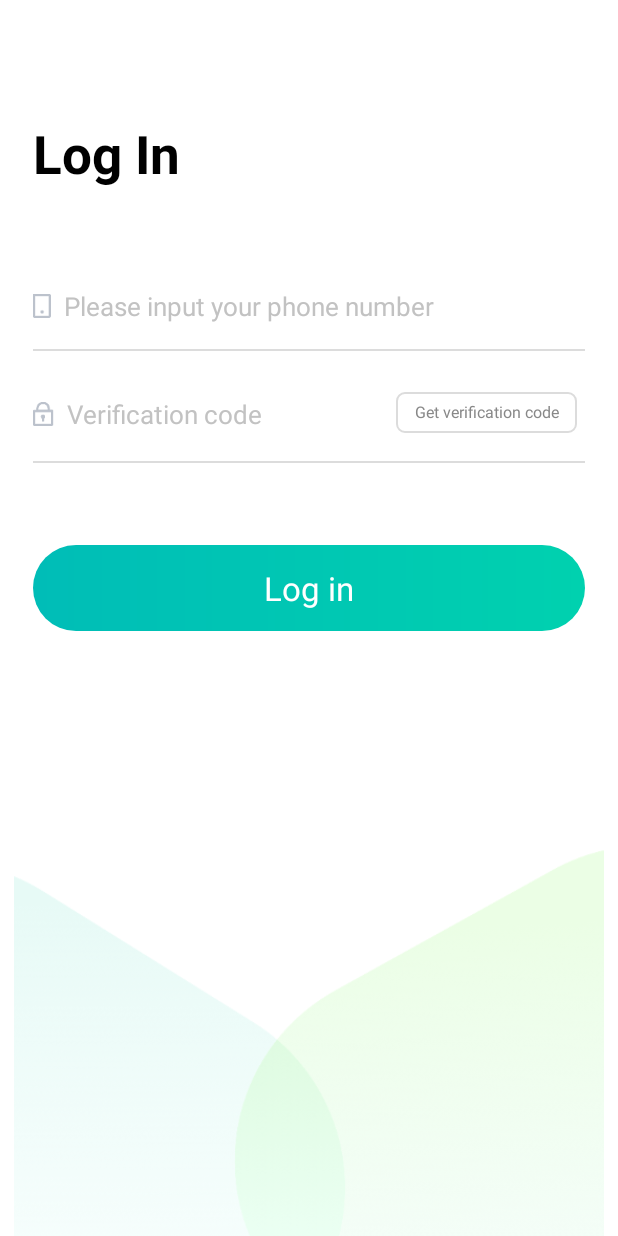
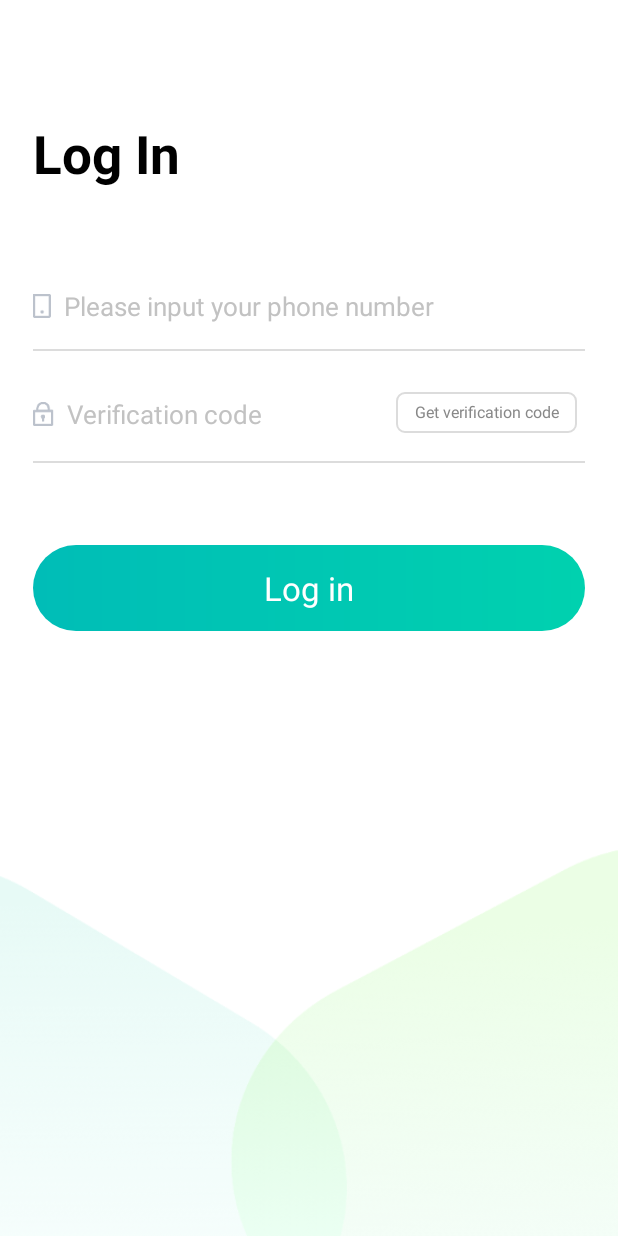
Before and after one commit to ALanTin00/MoneyDemo, an Android app: the layout activity_login.xml on its own in the app's theme, with its tools: preview values and no code run, on a phone screen of 412 x 824 dp. Run offline under Robolectric (Android 15) with nearby library versions, the light colour scheme and no system bars.

Commit message:
完善登录界面

```diff
--- a/app/src/main/res/layout/activity_login.xml
+++ b/app/src/main/res/layout/activity_login.xml
@@ -9,7 +9,7 @@
         android:layout_width="match_parent"
         android:layout_height="@dimen/dp_235"
         android:layout_alignParentBottom="true"
-        android:src="@mipmap/login_bg"/>
+        android:background="@mipmap/login_bg"/>
 
     <LinearLayout
         android:layout_width="match_parent"
```
